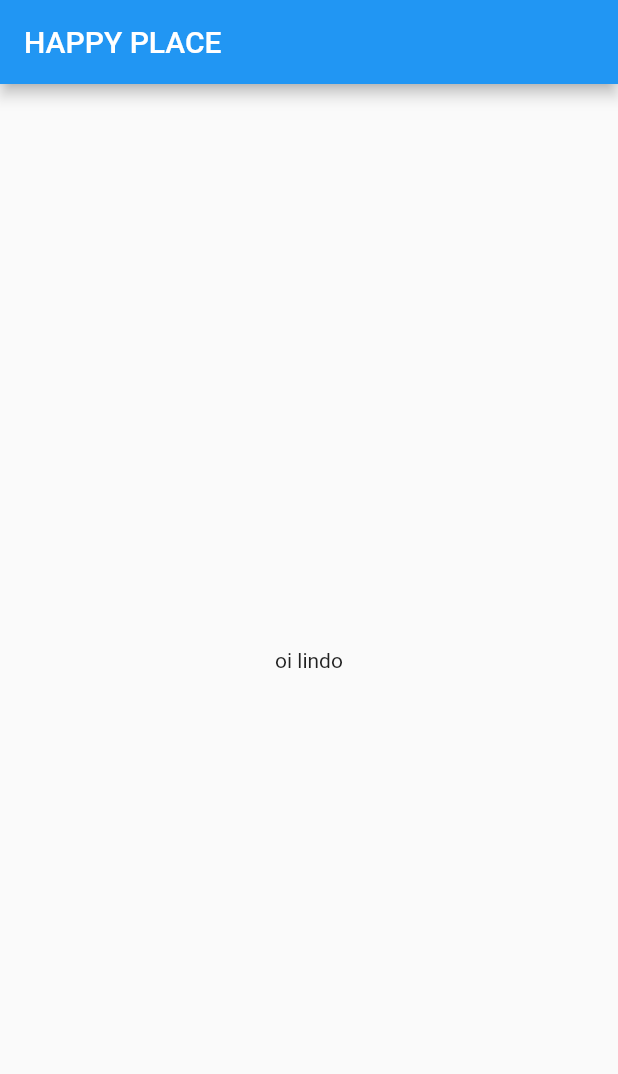
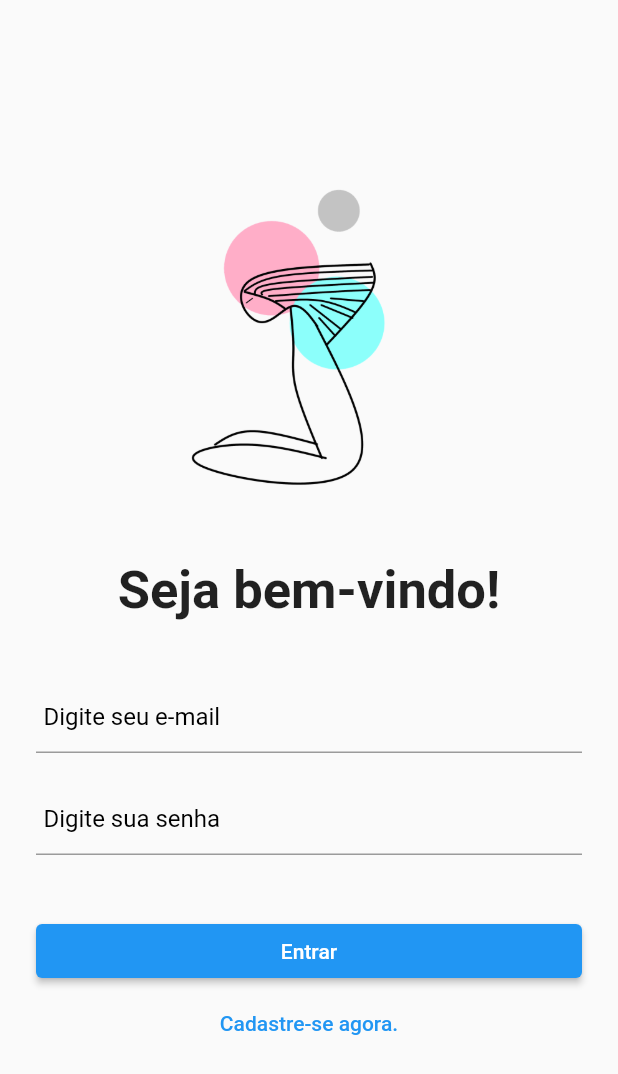
Before and after one commit to israelviana/happy-place-app, a Flutter app: the screen it shows after launch, on a phone screen of 412 x 824 dp. Shown: the top 1074 px of the screen. Run offline on Flutter 3.47's test engine with Material 2 defaults, Android fonts, the phone set to English and light mode, and no system bars; our stand-ins replace firebase_auth, firebase_core, flutter_svg; accounts and stored records are empty.

Commit message:
implementando login e cadastro com firebase

```diff
--- /dev/null
+++ b/lib/Components/input_form.dart
@@ -0,0 +1,31 @@
+import 'package:flutter/material.dart';
+
+class InputForm extends StatefulWidget {
+  const InputForm({Key? key, this.controller, this.hintText}) : super(key: key);
+  final controller;
+  final String? hintText;
+
+
+  @override
+  State<InputForm> createState() => _InputFormState();
+}
+
+class _InputFormState extends State<InputForm> {
+  @override
+  Widget build(BuildContext context) {
+    return TextFormField(
+      cursorColor: Color(0xFFf0821e),
+      controller: widget.controller,
+      decoration: InputDecoration(
+        contentPadding: EdgeInsets.symmetric(vertical: 14, horizontal: 5),
+        hintText: widget.hintText,
+        hintStyle: TextStyle(
+            color: Colors.black
+        ),
+      ),
+      style: TextStyle(
+          color: Colors.black
+      ),
+    );
+  }
+}
--- a/lib/Home/home_page.dart
+++ b/lib/Home/home_page.dart
@@ -10,13 +10,6 @@ class HomePage extends StatefulWidget {
 class _HomePageState extends State<HomePage> {
   @override
   Widget build(BuildContext context) {
-    return Scaffold(
-      appBar: AppBar(
-        title: Text("HAPPY PLACE"),
-      ),
-      body: Center(
-        child: Text("oi lindo"),
-      ),
-    );
+    return const Placeholder();
   }
 }
--- /dev/null
+++ b/lib/Login/login_page.dart
@@ -0,0 +1,114 @@
+import 'package:flutter/material.dart';
+import 'package:flutter_svg/flutter_svg.dart';
+import 'package:happy_place/Components/input_form.dart';
+import 'package:happy_place/Services/auth_service.dart';
+import 'package:provider/provider.dart';
+
+class LoginPage extends StatefulWidget {
+  const LoginPage({Key? key}) : super(key: key);
+
+  @override
+  State<LoginPage> createState() => _LoginPageState();
+}
+
+class _LoginPageState extends State<LoginPage> {
+  final _emailController = TextEditingController(text: '');
+  final _passwordController = TextEditingController(text: '');
+
+  bool isLogin = true;
+  late String title;
+  late String titleButton;
+  late String toggleButton;
+
+
+  @override
+  void initState() {
+    super.initState();
+    setFormAction(true);
+  }
+
+  setFormAction(bool action){
+    setState(() {
+      isLogin = action;
+      if(isLogin){
+        title = 'Seja bem-vindo!';
+        titleButton = 'Entrar';
+        toggleButton = 'Cadastre-se agora.';
+      }else{
+        title = 'Cadastre-se agora!';
+        titleButton = 'Cadastrar';
+        toggleButton = 'Voltar ao Login.';
+      }
+    });
+  }
+
+  @override
+  Widget build(BuildContext context) {
+    return Scaffold(
+        body: SafeArea(
+            child: CustomScrollView(
+      slivers: [
+        SliverList(
+            delegate: SliverChildListDelegate([
+              loginPage(),
+        ]))
+      ],
+    )));
+  }
+
+  Widget loginPage() {
+    return Padding(
+      padding: const EdgeInsets.only(left: 24, right: 24, top: 73),
+      child: Column(
+        crossAxisAlignment: CrossAxisAlignment.center,
+        children: [
+          Image.asset("assets/images/imageLoginPng.png",
+              width: 280, height: 280),
+          const SizedBox(height: 20),
+          Text(
+            title,
+            style: TextStyle(
+              fontSize: 35,
+              fontWeight: FontWeight.bold,
+            ),
+          ),
+          const SizedBox(height: 40),
+          InputForm(
+              controller: _emailController, hintText: "Digite seu e-mail"),
+          const SizedBox(height: 20),
+          InputForm(
+              controller: _passwordController, hintText: "Digite sua senha"),
+          const SizedBox(height: 40),
+          ElevatedButton(
+              onPressed: () {
+                if(isLogin){
+                  login();
+                }else{
+                  register();
+                }
+              },
+              child: Center(
+                child: Text(titleButton),
+              )),
+          TextButton(onPressed: () => setFormAction(!isLogin), child: Text(toggleButton))
+        ],
+      ),
+    );
+  }
+
+  login() async{
+    try{
+      await context.read<AuthService>().login(_emailController.text, _passwordController.text);
+    }on AuthException catch(e) {
+      ScaffoldMessenger.of(context).showSnackBar(SnackBar(content: Text(e.message)));
+    }
+  }
+
+  register() async{
+    try{
+      await context.read<AuthService>().register(_emailController.text, _passwordController.text);
+    }on AuthException catch(e) {
+      ScaffoldMessenger.of(context).showSnackBar(SnackBar(content: Text(e.message)));
+    }
+  }
+}
--- /dev/null
+++ b/lib/Services/auth_service.dart
@@ -0,0 +1,61 @@
+import 'package:firebase_auth/firebase_auth.dart';
+import 'package:flutter/cupertino.dart';
+
+class AuthException implements Exception {
+  String message;
+  AuthException(this.message);
+}
+
+class AuthService extends ChangeNotifier{
+  FirebaseAuth _auth = FirebaseAuth.instance;
+  User? usuario;
+  bool isLoading = true;
+
+  AuthService(){
+    _authCheck();
+  }
+
+  _authCheck() {
+    _auth.authStateChanges().listen((User? user) {
+      usuario = (user == null) ? null : user;
+      isLoading = false;
+      notifyListeners();
+    });
+  }
+
+  _getUser() {
+    usuario = _auth.currentUser;
+    notifyListeners();
+  }
+
+  register(String email, String password) async{
+    try{
+      await _auth.createUserWithEmailAndPassword(email: email, password: password);
+      _getUser();
+    }on FirebaseAuthException catch(e){
+      if (e.code == 'weak-password') {
+        throw AuthException('Senha muito fraca!');
+      } else if (e.code == 'email-already-in-use') {
+        throw AuthException('Este email ja esta cadastrado!');
+      }
+    }
+  }
+
+  login(String email, String password) async{
+    try{
+      await _auth.signInWithEmailAndPassword(email: email, password: password);
+      _getUser();
+    }on FirebaseAuthException catch(e){
+      if (e.code == 'user-not-found') {
+        throw AuthException('Email nao encontrado. Cadastre-se!');
+      } else if (e.code == 'wrong-password') {
+        throw AuthException('Senha incorreta!');
+      }
+    }
+  }
+
+  logout() async{
+    await _auth.signOut();
+    _getUser();
+  }
+}
--- /dev/null
+++ b/lib/auth_check.dart
@@ -0,0 +1,31 @@
+import 'package:flutter/material.dart';
+import 'package:happy_place/Home/home_page.dart';
+import 'package:happy_place/Login/login_page.dart';
+import 'package:happy_place/Services/auth_service.dart';
+import 'package:provider/provider.dart';
+
+class AuthCheck extends StatefulWidget {
+  const AuthCheck({Key? key}) : super(key: key);
+
+  @override
+  State<AuthCheck> createState() => _AuthCheckState();
+}
+
+class _AuthCheckState extends State<AuthCheck> {
+  @override
+  Widget build(BuildContext context) {
+    AuthService auth = Provider.of<AuthService>(context);
+
+    if(auth.isLoading) return loading();
+    else if(auth.usuario == null) return LoginPage();
+    else return HomePage();
+  }
+
+  loading() {
+    return Scaffold(
+      body: Center(
+        child: CircularProgressIndicator(),
+      ),
+    );
+  }
+}
--- a/lib/router.dart
+++ b/lib/router.dart
@@ -1,6 +1,6 @@
 import 'package:flutter/cupertino.dart';
 import 'package:flutter/material.dart';
-import 'package:happy_place/Home/home_page.dart';
+import 'package:happy_place/Login/login_page.dart';
 
 const String homePageRoute = 'home-page';
 
@@ -9,7 +9,7 @@ class RouterHappyPlace {
     return (RouteSettings settings){
      switch (settings.name){
        case homePageRoute:
-         return MaterialPageRoute(builder: (_) => const HomePage());
+         return MaterialPageRoute(builder: (_) => const LoginPage());
      }
     };
   }
--- a/pubspec.yaml
+++ b/pubspec.yaml
@@ -26,9 +26,14 @@ dependencies:
   flutter:
     sdk: flutter
   flutter_native_splash: ^2.2.19
+  flutter_svg: ^2.0.2
 
 
   cupertino_icons: ^1.0.2
+  firebase_auth: ^4.3.0
+  firebase_core: ^2.8.0
+  provider: ^6.0.5
+
 
 flutter_native_splash:
   color: "#fbdb4c"
@@ -66,3 +71,4 @@ flutter:
   assets:
     - assets/
     - assets/splashScreen/
+    - assets/images/
```
Also changed, not shown: lib/main.dart (+17 -5 lines), assets/images/imageLogin.svg (added), assets/images/imageLoginPng.png (added), pubspec.lock, 4 other files.
